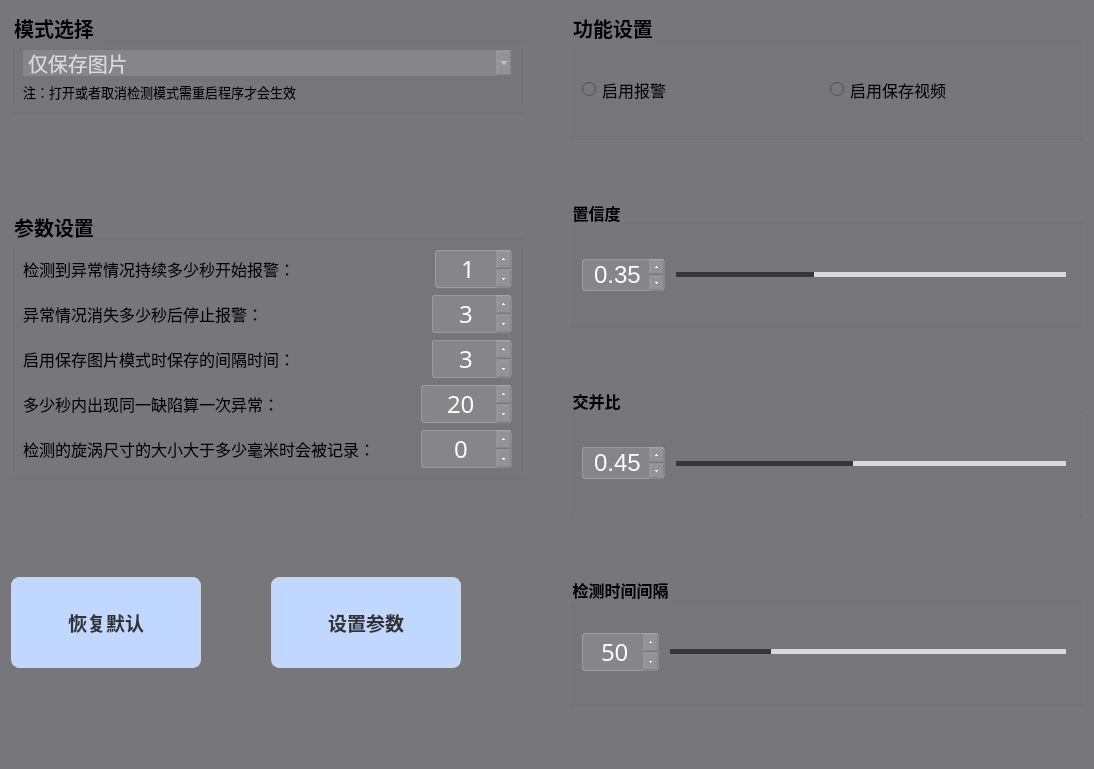
First picture: the form in src/ui/menu_setting.ui, repository Dragon1633/yolov8-underwater-detection, before the edit.
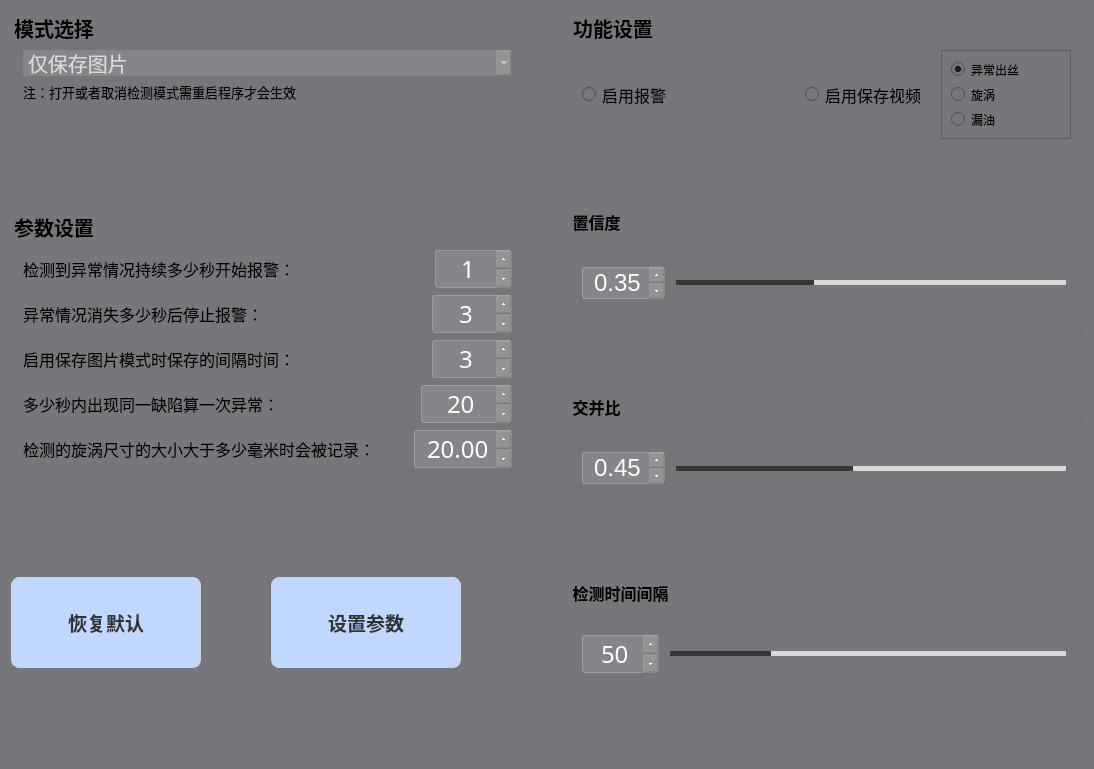
Second picture: the form after the edit. Icons and pictures are not drawn.

Patch:
```diff
--- a/src/ui/menu_setting.ui
+++ b/src/ui/menu_setting.ui
@@ -155,7 +155,7 @@
          <property name="title">
           <string>参数设置</string>
          </property>
-         <layout class="QVBoxLayout" name="verticalLayout" stretch="10,10,10,10,0">
+         <layout class="QVBoxLayout" name="verticalLayout" stretch="10,10,10,10,10">
           <item>
            <layout class="QHBoxLayout" name="horizontalLayout" stretch="10,0">
             <item>
@@ -480,7 +480,7 @@
              </widget>
             </item>
             <item>
-             <widget class="QSpinBox" name="spinBox_vortexMinSize">
+             <widget class="QDoubleSpinBox" name="doubleSpinBox_vortexMinSize">
               <property name="sizePolicy">
                <sizepolicy hsizetype="Minimum" vsizetype="Fixed">
                 <horstretch>0</horstretch>
@@ -489,12 +489,15 @@
               </property>
               <property name="font">
                <font>
-                <family>AcadEref</family>
+                <family>SimSun-ExtB</family>
                 <pointsize>-1</pointsize>
                </font>
               </property>
+              <property name="layoutDirection">
+               <enum>Qt::LeftToRight</enum>
+              </property>
               <property name="styleSheet">
-               <string notr="true">QSpinBox{
+               <string notr="true">QDoubleSpinBox{
 background:rgba(200, 200, 200,50);
 color:white;
 font-size: 24px;
@@ -504,14 +507,14 @@
 border-radius: 3px;
 padding-right: 10px;}
 
-QSpinBox::down-button{
+QDoubleSpinBox::down-button{
 background:rgba(200, 200, 200,0);
 border-image: url(:/images/icons/botton_down.png);}
 QSpinBox::down-button::hover{
 background:rgba(200, 200, 200,100);
 border-image: url(:/images/icons/botton_down.png);}
 
-QSpinBox::up-button{
+QDoubleSpinBox::up-button{
 background:rgba(200, 200, 200,0);
 border-image: url(:/images/icons/botton_up.png);}
 QSpinBox::up-button::hover{
@@ -527,17 +530,14 @@
               <property name="buttonSymbols">
                <enum>QAbstractSpinBox::UpDownArrows</enum>
               </property>
-              <property name="minimum">
-               <number>0</number>
+              <property name="decimals">
+               <number>2</number>
               </property>
-              <property name="maximum">
-               <number>1000</number>
-              </property>
-              <property name="stepType">
-               <enum>QAbstractSpinBox::DefaultStepType</enum>
+              <property name="singleStep">
+               <double>0.100000000000000</double>
               </property>
               <property name="value">
-               <number>0</number>
+               <double>20.000000000000000</double>
               </property>
              </widget>
             </item>
@@ -708,7 +708,7 @@
          </property>
          <layout class="QVBoxLayout" name="verticalLayout_3">
           <item>
-           <layout class="QHBoxLayout" name="horizontalLayout_4">
+           <layout class="QHBoxLayout" name="horizontalLayout_4" stretch="5,3,3">
             <item>
              <widget class="QRadioButton" name="radioButton_startWarning">
               <property name="font">
@@ -736,6 +736,70 @@
               </property>
              </widget>
             </item>
+            <item>
+             <widget class="QFrame" name="frame">
+              <property name="sizePolicy">
+               <sizepolicy hsizetype="Preferred" vsizetype="Minimum">
+                <horstretch>0</horstretch>
+                <verstretch>0</verstretch>
+               </sizepolicy>
+              </property>
+              <property name="frameShape">
+               <enum>QFrame::StyledPanel</enum>
+              </property>
+              <property name="frameShadow">
+               <enum>QFrame::Raised</enum>
+              </property>
+              <layout class="QHBoxLayout" name="horizontalLayout_13">
+               <item>
+                <layout class="QVBoxLayout" name="verticalLayout_6">
+                 <item>
+                  <widget class="QRadioButton" name="radioButton_abnormal">
+                   <property name="text">
+                    <string>异常出丝</string>
+                   </property>
+                   <property name="checked">
+                    <bool>true</bool>
+                   </property>
+                   <property name="autoRepeat">
+                    <bool>false</bool>
+                   </property>
+                   <property name="autoExclusive">
+                    <bool>false</bool>
+                   </property>
+                  </widget>
+                 </item>
+                 <item>
+                  <widget class="QRadioButton" name="radioButton_vortex">
+                   <property name="text">
+                    <string>旋涡</string>
+                   </property>
+                   <property name="autoRepeat">
+                    <bool>false</bool>
+                   </property>
+                   <property name="autoExclusive">
+                    <bool>false</bool>
+                   </property>
+                  </widget>
+                 </item>
+                 <item>
+                  <widget class="QRadioButton" name="radioButton_oil">
+                   <property name="text">
+                    <string>漏油</string>
+                   </property>
+                   <property name="autoRepeat">
+                    <bool>false</bool>
+                   </property>
+                   <property name="autoExclusive">
+                    <bool>false</bool>
+                   </property>
+                  </widget>
+                 </item>
+                </layout>
+               </item>
+              </layout>
+             </widget>
+            </item>
            </layout>
           </item>
          </layout>
```
Left out of the diff: 4 changed lines with no effect on the pictures.
